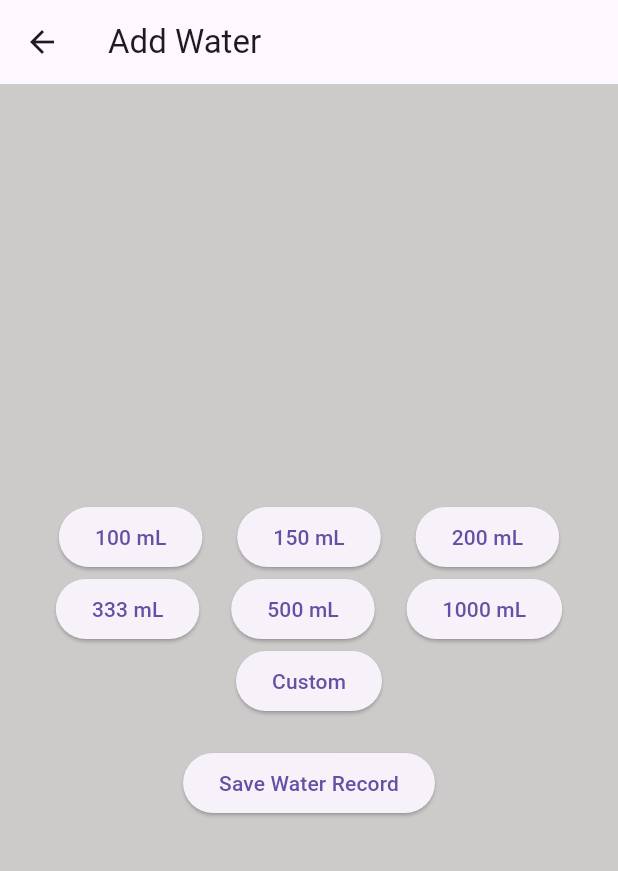
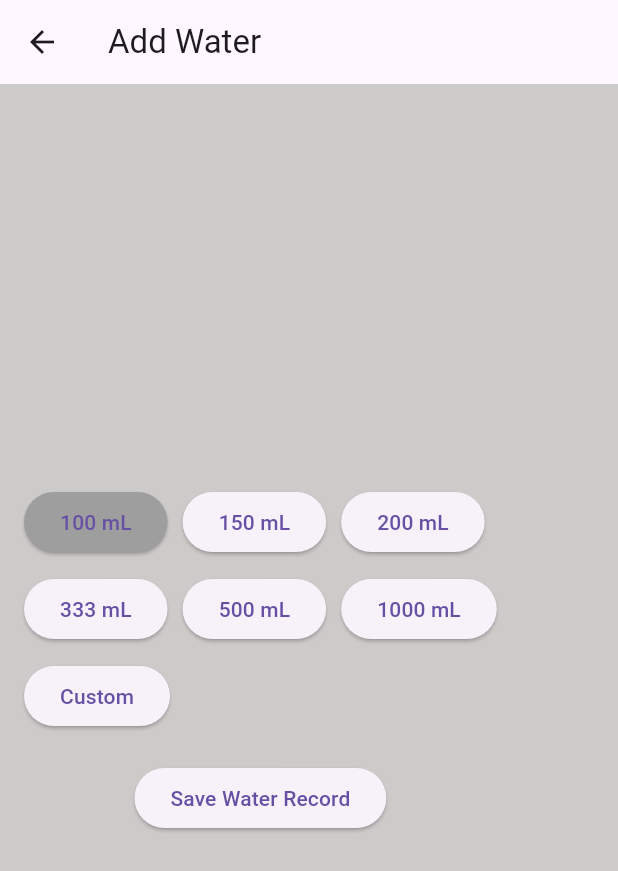
Before and after one commit to Oni67/WaterUp, a Flutter app: the AddWaterScreen screen opened directly with empty values, after a tap on "100 mL", on a phone screen of 412 x 824 dp. Shown: the top 871 px of the screen. Run offline on Flutter 3.47's test engine with Material 3 defaults, Android fonts, the phone set to English and light mode, and no system bars; our stand-ins replace cloud_firestore, firebase_auth, firebase_core, fl_chart; accounts and stored records are empty.

Commit message:
Build: Added way to identify which but is pressed

```diff
--- a/waterup/lib/backend/AddWaterPage.dart
+++ b/waterup/lib/backend/AddWaterPage.dart
@@ -59,6 +59,7 @@ class _AddWaterScreenState extends State<AddWaterScreen> {
   String errorValueMessage = '';
   String selectedWaterAmount = '';
   bool update = false;
+  bool isCustomSelected = false;
 
   @override
   void initState() {
@@ -168,16 +169,11 @@ class _AddWaterScreenState extends State<AddWaterScreen> {
     });
   }
 
-  void _clearValueError() {
-    setState(() {
-      errorValueMessage = '';
-    });
-  }
 
   @override
   Widget build(BuildContext context) {
     return Scaffold(
-      backgroundColor: Color.fromARGB(236, 201, 198, 198),
+      backgroundColor: const Color.fromARGB(236, 201, 198, 198),
       appBar: AppBar(
         title: const Text('Add Water'),
       ),
@@ -191,79 +187,30 @@ class _AddWaterScreenState extends State<AddWaterScreen> {
                 errorValueMessage,
                 style: const TextStyle(color: Colors.red),
               ),
-            Row(
-              mainAxisAlignment: MainAxisAlignment.spaceEvenly,
+            Wrap(
+              spacing: 10.0,
+              runSpacing: 10.0,
               children: [
-                ElevatedButton(
-                  onPressed: () {
-                    setState(() {
-                      selectedWaterAmount = '100';
-                    });
-                  },
-                  child: const Text('100 mL'),
-                ),
-                ElevatedButton(
-                  onPressed: () {
-                    setState(() {
-                      selectedWaterAmount = '150';
-                    });
-                  },
-                  child: const Text('150 mL'),
-                ),
-                ElevatedButton(
-                  onPressed: () {
-                    setState(() {
-                      selectedWaterAmount = '200';
-                    });
-                  },
-                  child: const Text('200 mL'),
-                ),
-              ],
-            ),
-            Row(
-              mainAxisAlignment: MainAxisAlignment.spaceEvenly,
-              children: [
-                ElevatedButton(
-                  onPressed: () {
-                    setState(() {
-                      selectedWaterAmount = '333';
-                    });
-                  },
-                  child: const Text('333 mL'),
-                ),
-                ElevatedButton(
-                  onPressed: () {
-                    setState(() {
-                      selectedWaterAmount = '500';
-                    });
-                  },
-                  child: const Text('500 mL'),
-                ),
-                ElevatedButton(
-                  onPressed: () {
-                    setState(() {
-                      selectedWaterAmount = '1000';
-                    });
-                  },
-                  child: const Text('1000 mL'),
-                ),
-              ],
-            ),
-            Row(
-              mainAxisAlignment: MainAxisAlignment.center,
-              children: [
+                _buildWaterButton('100'),
+                _buildWaterButton('150'),
+                _buildWaterButton('200'),
+                _buildWaterButton('333'),
+                _buildWaterButton('500'),
+                _buildWaterButton('1000'),
                 ElevatedButton(
                   onPressed: () async {
                     String? customAmount = await showDialog<String>(
                       context: context,
                       builder: (BuildContext context) {
-                        TextEditingController customController = TextEditingController();
+                        TextEditingController customController =
+                            TextEditingController();
                         return AlertDialog(
                           title: const Text('Enter custom amount'),
                           content: TextField(
                             controller: customController,
                             keyboardType: TextInputType.number,
-                            decoration: const InputDecoration(hintText: "Enter amount in mL"),
+                            decoration:
+                                const InputDecoration(hintText: "Enter amount in mL"),
                           ),
                           actions: [
                             TextButton(
@@ -279,9 +226,13 @@ class _AddWaterScreenState extends State<AddWaterScreen> {
                     if (customAmount != null && customAmount.isNotEmpty) {
                       setState(() {
                         selectedWaterAmount = customAmount;
+                        isCustomSelected = true;
                       });
                     }
                   },
+                  style: ElevatedButton.styleFrom(
+                    backgroundColor: isCustomSelected ? Colors.grey : null,
+                  ),
                   child: const Text('Custom'),
                 ),
               ],
@@ -303,6 +254,21 @@ class _AddWaterScreenState extends State<AddWaterScreen> {
     );
   }
 
+  Widget _buildWaterButton(String amount) {
+    return ElevatedButton(
+      onPressed: () {
+        setState(() {
+          selectedWaterAmount = amount;
+          isCustomSelected = false;
+        });
+      },
+      style: ElevatedButton.styleFrom(
+        backgroundColor: selectedWaterAmount == amount && !isCustomSelected ? Colors.grey : null,
+      ),
+      child: Text('$amount mL'),
+    );
+  }
+
   Future<List<String>> fetchBudgetsFromFirebase() async {
     FirebaseFirestore firestore = FirebaseFirestore.instance;
     DocumentReference document = firestore
```
